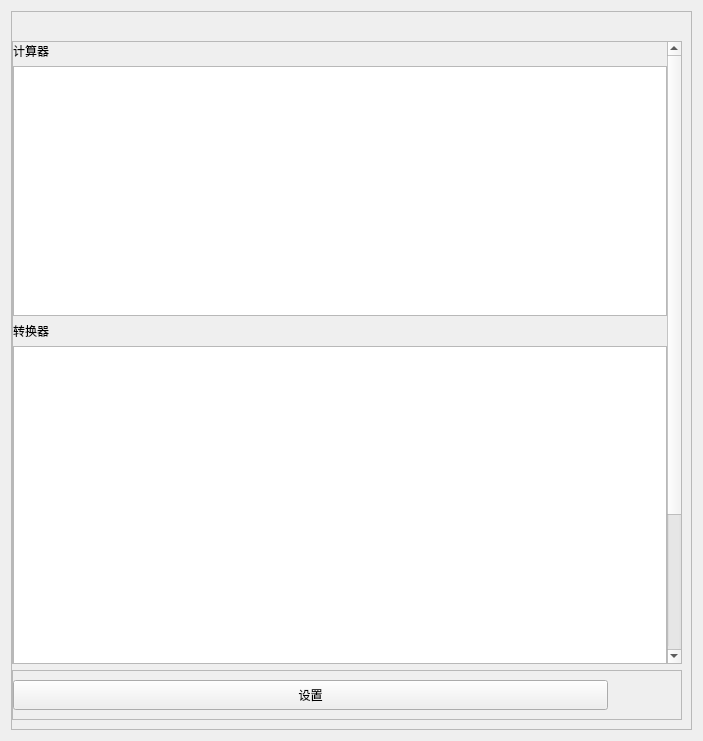
First picture: the form in src/Forms/PopMenu/PopMenu.ui, repository yxingqin/CulcaMaid, before the edit.
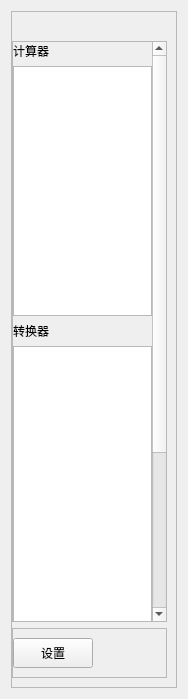
Second picture: the form after the edit. Icons and pictures are not drawn.

Diff of the .ui file:
```diff
--- a/src/Forms/PopMenu/PopMenu.ui
+++ b/src/Forms/PopMenu/PopMenu.ui
@@ -6,8 +6,8 @@
    <rect>
     <x>0</x>
     <y>0</y>
-    <width>703</width>
-    <height>741</height>
+    <width>158</width>
+    <height>699</height>
    </rect>
   </property>
   <property name="windowTitle">
@@ -97,7 +97,7 @@
           <rect>
            <x>0</x>
            <y>0</y>
-           <width>659</width>
+           <width>114</width>
            <height>848</height>
           </rect>
          </property>
```
Left out of the diff: 5 changed lines with no effect on the pictures.
